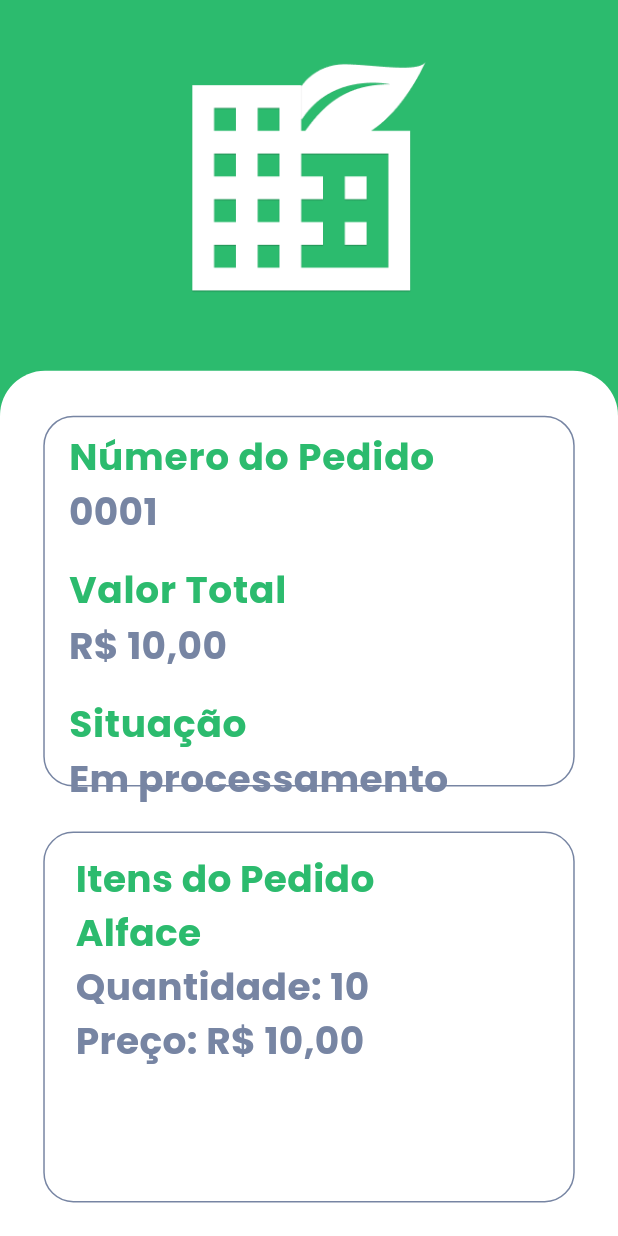
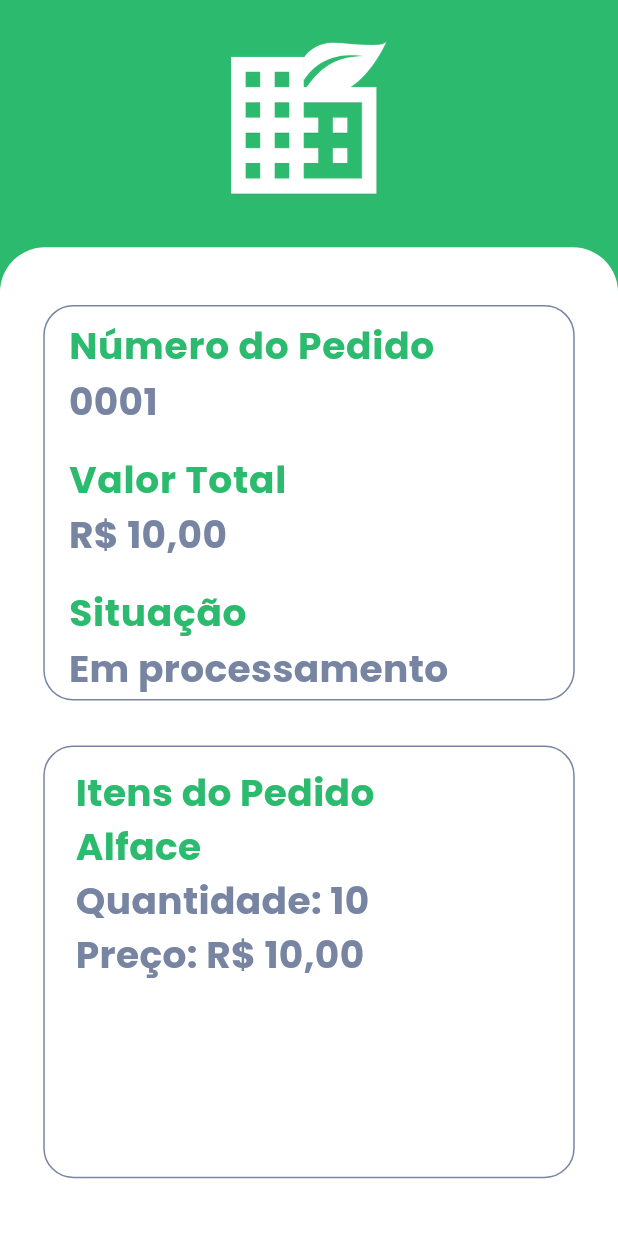
Before and after one commit to devv-thiago/PIM-MOBILE, a Flutter app: the Homepage screen opened by its route, after a tap on "Número do Pedido", on a phone screen of 412 x 824 dp. Run offline on Flutter 3.47's test engine with Material 3 defaults, Android fonts, the phone set to English and light mode, and no system bars; our stand-ins replace flutter_dotenv, google_fonts; missing offline and left inert: mssql_connection.

```diff
--- a/lib/data/pedido_mock.dart
+++ b/lib/data/pedido_mock.dart
@@ -23,6 +23,7 @@ List<PedidoVenda> pedidosMock = [
       situacao: "Cancelado",
       itensPedido: [
         ProdutoAcabado(30, "Cenoura", 25, 12),
+        ProdutoAcabado(30, "Cenoura", 20, 12),
         ProdutoAcabado(30, "Cenoura", 20, 12)
       ]),
   PedidoVenda(4, 7,
--- a/lib/view/detalhe_pedido.dart
+++ b/lib/view/detalhe_pedido.dart
@@ -19,7 +19,7 @@ class DetalhePedido extends StatelessWidget {
           color: AppColors.color1,
           child: Column(children: [
             SizedBox(
-              height: deviceInfo.size.height * 0.3,
+              height: deviceInfo.size.height * 0.2,
               child: Image.asset('assets/images/app_icon_white.png'),
             ),
             Container(
@@ -28,7 +28,7 @@ class DetalhePedido extends StatelessWidget {
                   left: deviceInfo.size.width * 0.07,
                   right: deviceInfo.size.width * 0.07,
                 ),
-                height: deviceInfo.size.height * 0.7,
+                height: deviceInfo.size.height * 0.8,
                 width: deviceInfo.size.width,
                 decoration: const BoxDecoration(
                     color: AppColors.color3,
@@ -43,12 +43,12 @@ class DetalhePedido extends StatelessWidget {
                     crossAxisAlignment: CrossAxisAlignment.center,
                     children: [
                       PedidoWidget(
-                        deviceInfo.size.height * 0.3,
+                        deviceInfo.size.height * 0.32,
                         deviceInfo.size.width,
                         pedidoVenda,
                       ),
                       ItensPedido(
-                        deviceInfo.size.height * 0.3,
+                        deviceInfo.size.height * 0.35,
                         deviceInfo.size.width,
                         pedidoVenda,
                       )
--- a/lib/view/homepage.dart
+++ b/lib/view/homepage.dart
@@ -36,7 +36,7 @@ class Homepage extends StatelessWidget {
                 child: ListView.builder(
                   itemCount: clienteController.pedidos.length,
                   itemBuilder: (context, index) => PedidoWidget(
-                    deviceInfo.size.height * 0.3,
+                    deviceInfo.size.height * 0.35,
                     deviceInfo.size.width * 0.7,
                     clienteController.pedidos[index],
                   ),
--- a/lib/view/login.dart
+++ b/lib/view/login.dart
@@ -1,5 +1,6 @@
 import 'package:flutter/material.dart';
 import 'package:google_fonts/google_fonts.dart';
+import 'package:urban_green/controller/pedido_controller.dart';
 import 'package:urban_green/shared/style/colors.dart';
 import 'package:urban_green/shared/style/components/custom_field.dart';
 import 'package:urban_green/shared/style/fontstyle.dart';
@@ -59,7 +60,7 @@ class Login extends StatelessWidget {
                     ),
                     const CustomizedTextForm(
                       title: "Usuário",
-                      label: "Digite seu CNPJ",
+                      label: "Digite seu usuário",
                     ),
                     SizedBox(
                       height: deviceInfo.size.height * 0.01,
@@ -80,6 +81,9 @@ class Login extends StatelessWidget {
                             AppColors.color1,
                           )),
                           onPressed: () {
+                            PedidoController pedidoController =
+                                PedidoController();
+                            pedidoController.fetchData();
                             Navigator.push(
                                 context,
                                 MaterialPageRoute(
```
Also changed, not shown: 4 other files.
